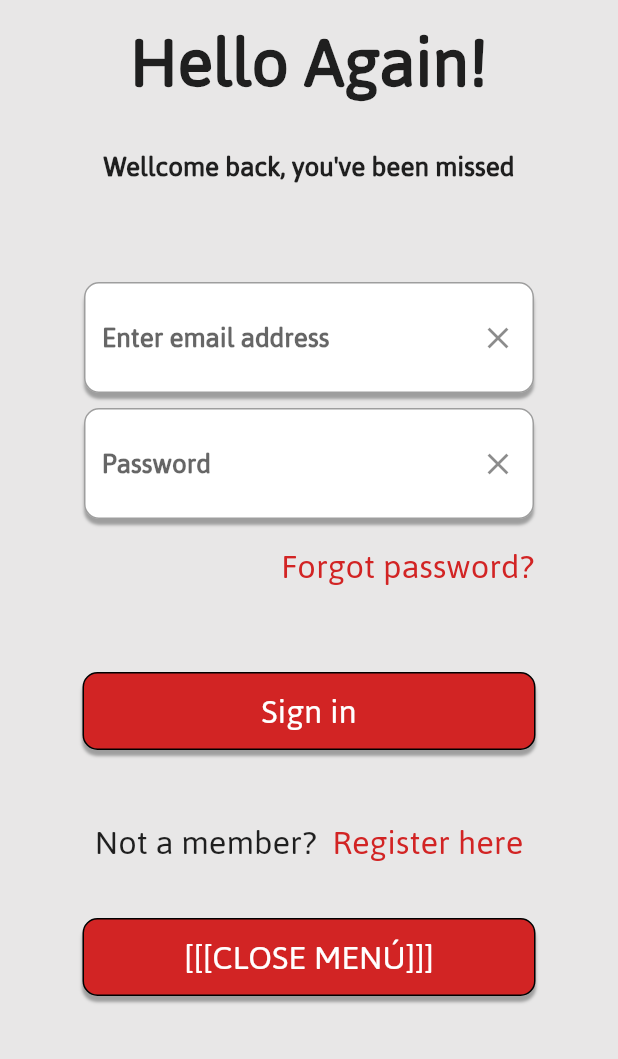
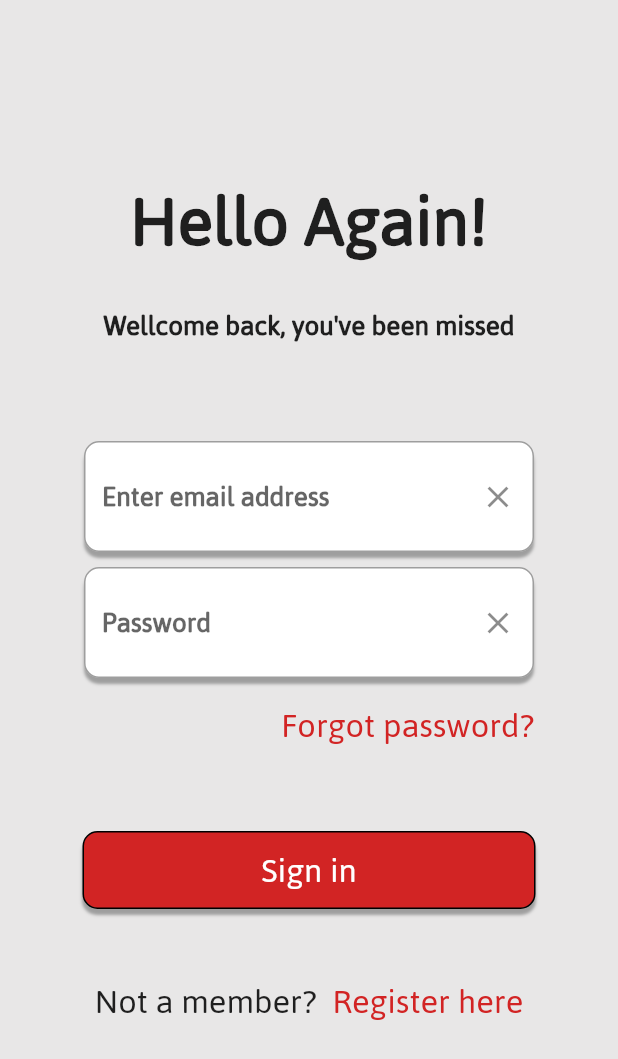
Before and after one commit to TheDavidLaCosa/tickly, a Flutter app: the screen it shows after launch, after a tap on "Register here", after a tap on "Log in here", on a phone screen of 412 x 824 dp. Shown: the top 1059 px of the screen. Run offline on Flutter 3.47's test engine with Material 2 defaults, Android fonts, the phone set to English and light mode, and no system bars; our stand-ins replace firebase_auth, firebase_core, firebase_database, geolocator, permission_handler; missing offline and left inert: dart:ffi; accounts and stored records are empty.

Commit message:
Register i login centrats

```diff
--- a/lib/PantallaLogin.dart
+++ b/lib/PantallaLogin.dart
@@ -20,7 +20,8 @@ class PantallaLogin extends StatelessWidget {
   Widget build(BuildContext context) {
     return Scaffold(
       backgroundColor: const Color.fromRGBO(232, 231, 231, 1),
-      body: SingleChildScrollView(
+      body: Center(
+        child: SingleChildScrollView(
           physics: const NeverScrollableScrollPhysics(),
           child: Column(
             mainAxisAlignment: MainAxisAlignment.center,
@@ -58,10 +59,8 @@ class PantallaLogin extends StatelessWidget {
                 ],
               ),
               const SizedBox(height: 30),
-
-            //TODO: Borrar aquesta línia abans d'entrega.
-            RedButton(text: "[[[CLOSE MENÚ]]]", function: () => {Navigator.pop(context)})
             ],
+          ),
         ),
       )
     );
--- a/lib/PantallaRegister.dart
+++ b/lib/PantallaRegister.dart
@@ -50,7 +50,10 @@ class _PantallaRegisterState extends State<PantallaRegister> {
   Widget build(BuildContext context) {
     return Scaffold(
       backgroundColor: const Color.fromRGBO(232, 231, 231, 1),
-      body: Column(
+      body: Center(
+        child: SingleChildScrollView(
+          physics: const NeverScrollableScrollPhysics(),
+          child: Column(
             mainAxisAlignment: MainAxisAlignment.center,
             crossAxisAlignment: CrossAxisAlignment.center,
             children: <Widget>[
@@ -81,11 +84,10 @@ class _PantallaRegisterState extends State<PantallaRegister> {
                 ],
               ),
               const SizedBox(height: 30),
-
-          //TODO: Borrar aquesta línia abans d'entrega.
-          RedButton(text: "[[[CLOSE MENÚ]]]", function: () => {Navigator.pop(context)})
           ],
         ),
+      )
+      )
     );;
   }
 }
```
Lines whose indentation alone changed are shown as unchanged.
